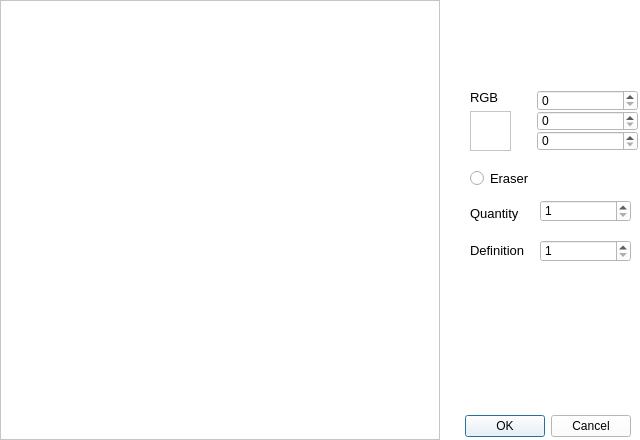
Old version of the form makepicture.ui in the repository BGDNick/Optics.
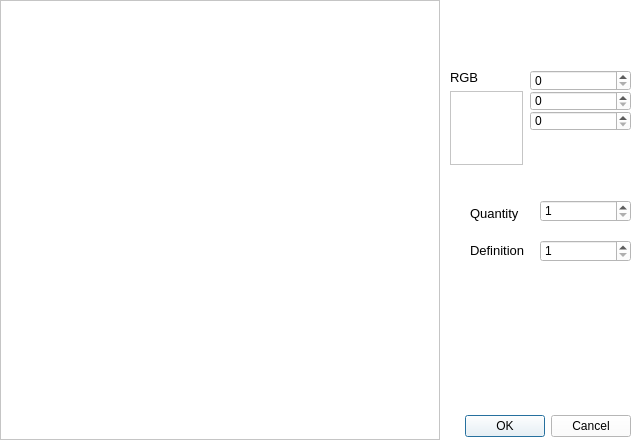
New version of the form.

The edit to the form file:
```diff
--- a/makepicture.ui
+++ b/makepicture.ui
@@ -45,31 +45,13 @@
     <bool>true</bool>
    </property>
   </widget>
-  <widget class="QRadioButton" name="radioButton">
-   <property name="geometry">
-    <rect>
-     <x>470</x>
-     <y>170</y>
-     <width>82</width>
-     <height>17</height>
-    </rect>
-   </property>
-   <property name="font">
-    <font>
-     <pointsize>10</pointsize>
-    </font>
-   </property>
-   <property name="text">
-    <string>Eraser</string>
-   </property>
-  </widget>
   <widget class="QWidget" name="verticalLayoutWidget_2">
    <property name="geometry">
     <rect>
-     <x>470</x>
-     <y>90</y>
-     <width>41</width>
-     <height>61</height>
+     <x>450</x>
+     <y>70</y>
+     <width>73</width>
+     <height>95</height>
     </rect>
    </property>
    <layout class="QVBoxLayout" name="verticalLayout_2">
@@ -93,8 +75,8 @@
   <widget class="QWidget" name="verticalLayoutWidget">
    <property name="geometry">
     <rect>
-     <x>537</x>
-     <y>90</y>
+     <x>530</x>
+     <y>70</y>
      <width>101</width>
      <height>61</height>
     </rect>
```
